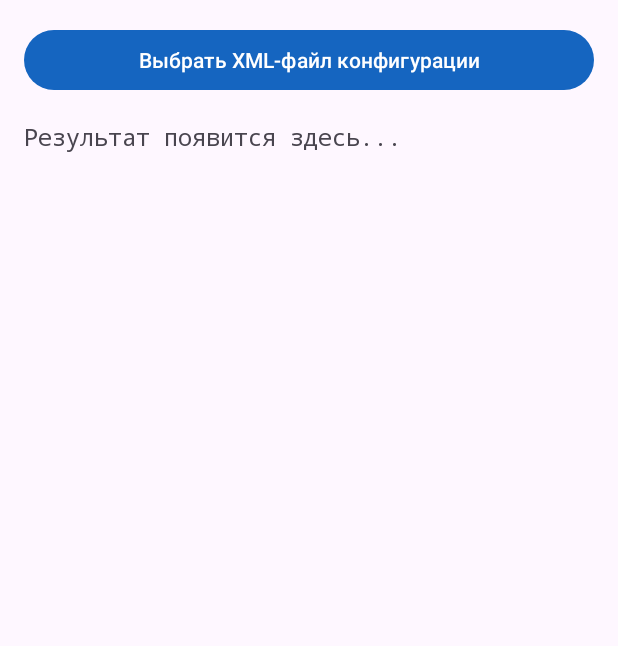
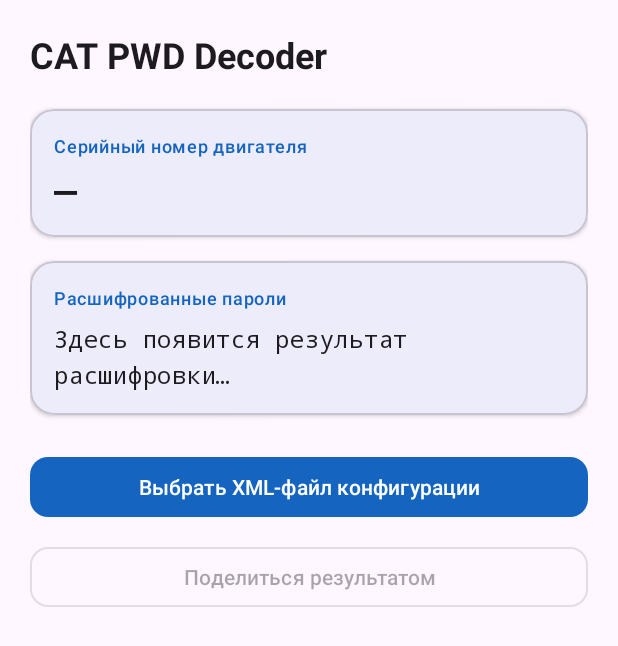
Before and after one commit to Zzhheekkaa/catpwddecoder, an Android app: the screen it shows after launch (MainActivity), on a phone screen of 412 x 824 dp. Shown: the top 646 px of the screen. Run offline under Robolectric (Android 15) with nearby library versions, the phone set to English and light mode, and no system bars.

Commit message:
Update activity_main.xml

```diff
--- a/app/src/main/res/layout/activity_main.xml
+++ b/app/src/main/res/layout/activity_main.xml
@@ -1,24 +1,107 @@
 <?xml version="1.0" encoding="utf-8"?>
-<LinearLayout xmlns:android="http://schemas.android.com/apk/res/android"
+<ScrollView xmlns:android="http://schemas.android.com/apk/res/android"
+    xmlns:app="http://schemas.android.com/apk/res-auto"
     android:layout_width="match_parent"
     android:layout_height="match_parent"
+    android:fillViewport="true">
+
+    <LinearLayout
+        android:layout_width="match_parent"
+        android:layout_height="wrap_content"
+        android:orientation="vertical"
+        android:padding="20dp">
+
+        <TextView
+            android:layout_width="match_parent"
+            android:layout_height="wrap_content"
+            android:text="@string/app_name"
+            android:textAppearance="?attr/textAppearanceHeadlineSmall"
+            android:textStyle="bold"
+            android:layout_marginBottom="20dp"/>
+
+        <com.google.android.material.card.MaterialCardView
+            android:layout_width="match_parent"
+            android:layout_height="wrap_content"
+            app:cardCornerRadius="16dp"
+            app:cardElevation="2dp"
+            app:strokeWidth="1dp"
+            app:strokeColor="?attr/colorOutlineVariant">
+
+            <LinearLayout
+                android:layout_width="match_parent"
+                android:layout_height="wrap_content"
                 android:orientation="vertical"
                 android:padding="16dp">
 
-    <Button
-        android:id="@+id/btnPick"
+                <TextView
+                    android:layout_width="wrap_content"
+                    android:layout_height="wrap_content"
+                    android:text="@string/label_engine_serial"
+                    android:textAppearance="?attr/textAppearanceLabelMedium"
+                    android:textColor="?attr/colorPrimary"/>
+
+                <TextView
+                    android:id="@+id/tvEngineSerial"
                     android:layout_width="match_parent"
                     android:layout_height="wrap_content"
-        android:text="Выбрать XML-файл конфигурации"/>
+                    android:layout_marginTop="4dp"
+                    android:text="—"
+                    android:textAppearance="?attr/textAppearanceHeadlineSmall"
+                    android:fontFamily="monospace"
+                    android:textStyle="bold"/>
+            </LinearLayout>
+        </com.google.android.material.card.MaterialCardView>
+
+        <com.google.android.material.card.MaterialCardView
+            android:layout_width="match_parent"
+            android:layout_height="wrap_content"
+            android:layout_marginTop="16dp"
+            app:cardCornerRadius="16dp"
+            app:cardElevation="2dp"
+            app:strokeWidth="1dp"
+            app:strokeColor="?attr/colorOutlineVariant">
+
+            <LinearLayout
+                android:layout_width="match_parent"
+                android:layout_height="wrap_content"
+                android:orientation="vertical"
+                android:padding="16dp">
+
+                <TextView
+                    android:layout_width="wrap_content"
+                    android:layout_height="wrap_content"
+                    android:text="@string/label_passwords"
+                    android:textAppearance="?attr/textAppearanceLabelMedium"
+                    android:textColor="?attr/colorPrimary"/>
 
                 <TextView
                     android:id="@+id/tvResult"
                     android:layout_width="match_parent"
-        android:layout_height="0dp"
-        android:layout_weight="1"
-        android:layout_marginTop="16dp"
-        android:textIsSelectable="true"
+                    android:layout_height="wrap_content"
+                    android:layout_marginTop="8dp"
+                    android:text="@string/hint_result"
+                    android:textAppearance="?attr/textAppearanceBodyLarge"
                     android:fontFamily="monospace"
-        android:textSize="16sp"
-        android:text="Результат появится здесь..."/>
+                    android:textIsSelectable="true"/>
             </LinearLayout>
+        </com.google.android.material.card.MaterialCardView>
+
+        <com.google.android.material.button.MaterialButton
+            android:id="@+id/btnPick"
+            android:layout_width="match_parent"
+            android:layout_height="wrap_content"
+            android:layout_marginTop="24dp"
+            android:text="@string/btn_pick"
+            app:cornerRadius="12dp"/>
+
+        <com.google.android.material.button.MaterialButton
+            android:id="@+id/btnShare"
+            style="@style/Widget.Material3.Button.OutlinedButton"
+            android:layout_width="match_parent"
+            android:layout_height="wrap_content"
+            android:layout_marginTop="12dp"
+            android:text="@string/btn_share"
+            android:enabled="false"
+            app:cornerRadius="12dp"/>
+    </LinearLayout>
+</ScrollView>
```
Lines whose indentation alone changed are shown as unchanged.
